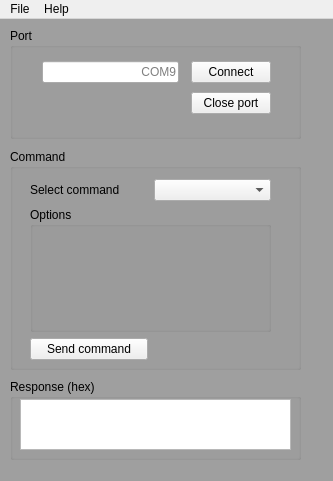
AdamStork/dipterv, file pyQt/stm_gui.ui: the form before one commit.
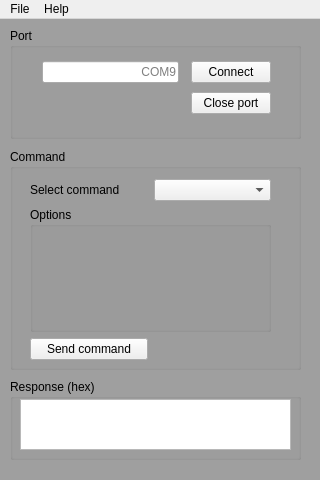
The form after the commit.

Patch:
```diff
--- a/pyQt/stm_gui.ui
+++ b/pyQt/stm_gui.ui
@@ -6,10 +6,28 @@
    <rect>
     <x>0</x>
     <y>0</y>
-    <width>333</width>
-    <height>481</height>
+    <width>320</width>
+    <height>480</height>
    </rect>
   </property>
+  <property name="sizePolicy">
+   <sizepolicy hsizetype="Preferred" vsizetype="Preferred">
+    <horstretch>0</horstretch>
+    <verstretch>0</verstretch>
+   </sizepolicy>
+  </property>
+  <property name="minimumSize">
+   <size>
+    <width>320</width>
+    <height>480</height>
+   </size>
+  </property>
+  <property name="maximumSize">
+   <size>
+    <width>320</width>
+    <height>480</height>
+   </size>
+  </property>
   <property name="windowTitle">
    <string>STM functional tester</string>
   </property>
@@ -238,7 +256,7 @@
     <rect>
      <x>0</x>
      <y>0</y>
-     <width>333</width>
+     <width>320</width>
      <height>21</height>
     </rect>
    </property>
```
